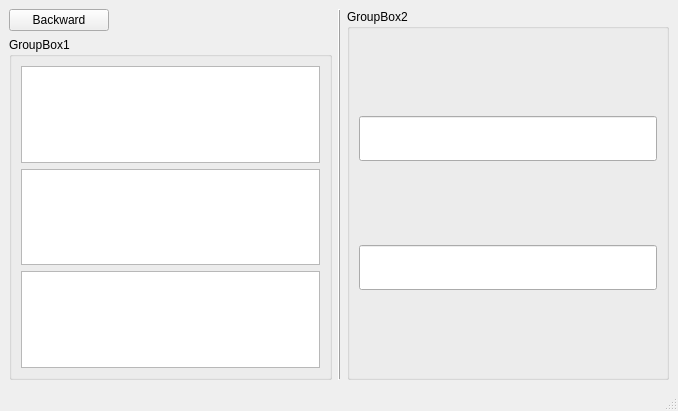
Old version of the form listset.ui in the repository 454270186/XJCO2811_UserInterface.
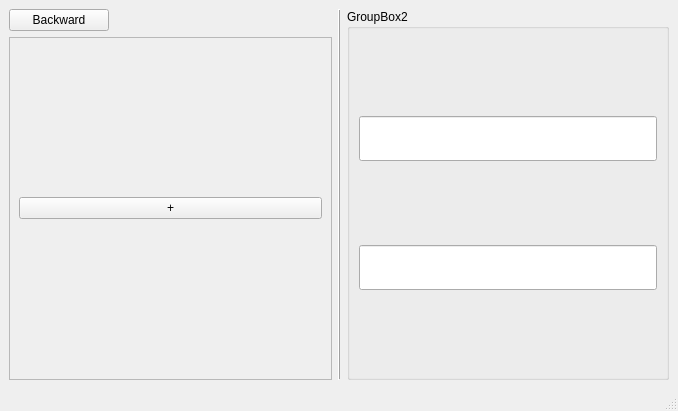
New version of the form.

Commit message: feat: added scrollArea.

The edit to the form file:
```diff
--- a/listset.ui
+++ b/listset.ui
@@ -17,6 +17,12 @@
    <enum>Qt::LeftToRight</enum>
   </property>
   <widget class="QWidget" name="centralwidget">
+   <property name="sizePolicy">
+    <sizepolicy hsizetype="Preferred" vsizetype="Preferred">
+     <horstretch>0</horstretch>
+     <verstretch>0</verstretch>
+    </sizepolicy>
+   </property>
    <property name="maximumSize">
     <size>
      <width>1000</width>
@@ -55,48 +61,41 @@
        </widget>
       </item>
       <item>
-       <widget class="QGroupBox" name="groupBox_1">
+       <widget class="QScrollArea" name="scrollArea">
         <property name="maximumSize">
          <size>
-          <width>350</width>
-          <height>400</height>
+          <width>16777215</width>
+          <height>16777215</height>
          </size>
         </property>
-        <property name="title">
-         <string>GroupBox1</string>
+        <property name="widgetResizable">
+         <bool>true</bool>
         </property>
-        <layout class="QVBoxLayout" name="verticalLayout_7">
-         <item>
-          <widget class="QListView" name="listView">
-           <property name="maximumSize">
-            <size>
-             <width>900</width>
-             <height>600</height>
-            </size>
-           </property>
-          </widget>
-         </item>
+        <widget class="QWidget" name="scrollAreaWidgetContents">
+         <property name="geometry">
+          <rect>
+           <x>0</x>
+           <y>0</y>
+           <width>310</width>
+           <height>323</height>
+          </rect>
+         </property>
+         <layout class="QVBoxLayout" name="verticalLayout_3">
          <item>
-          <widget class="QListView" name="listView_3">
+           <widget class="QPushButton" name="pushButton_3">
            <property name="maximumSize">
             <size>
-             <width>600</width>
-             <height>400</height>
-            </size>
-           </property>
-          </widget>
-         </item>
-         <item>
-          <widget class="QListView" name="listView_2">
-           <property name="maximumSize">
-            <size>
-             <width>600</width>
-             <height>400</height>
-            </size>
+              <width>16777215</width>
+              <height>16777215</height>
+             </size>
+            </property>
+            <property name="text">
+             <string>+</string>
            </property>
           </widget>
          </item>
         </layout>
+        </widget>
        </widget>
       </item>
      </layout>
```
Lines whose indentation alone changed are shown as unchanged.
